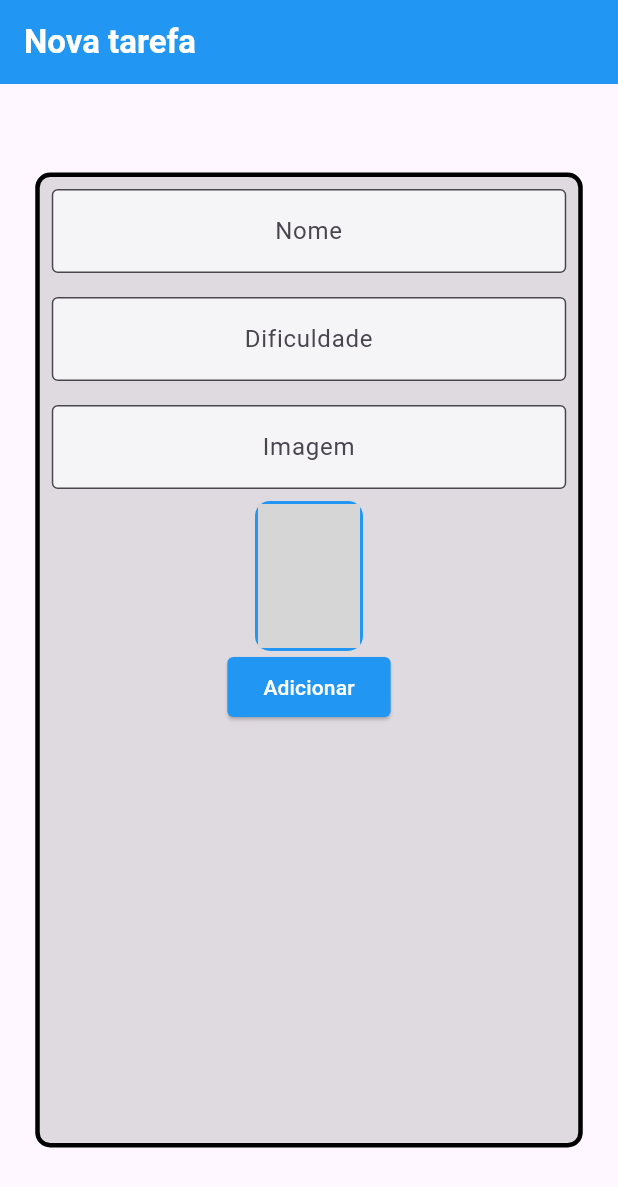
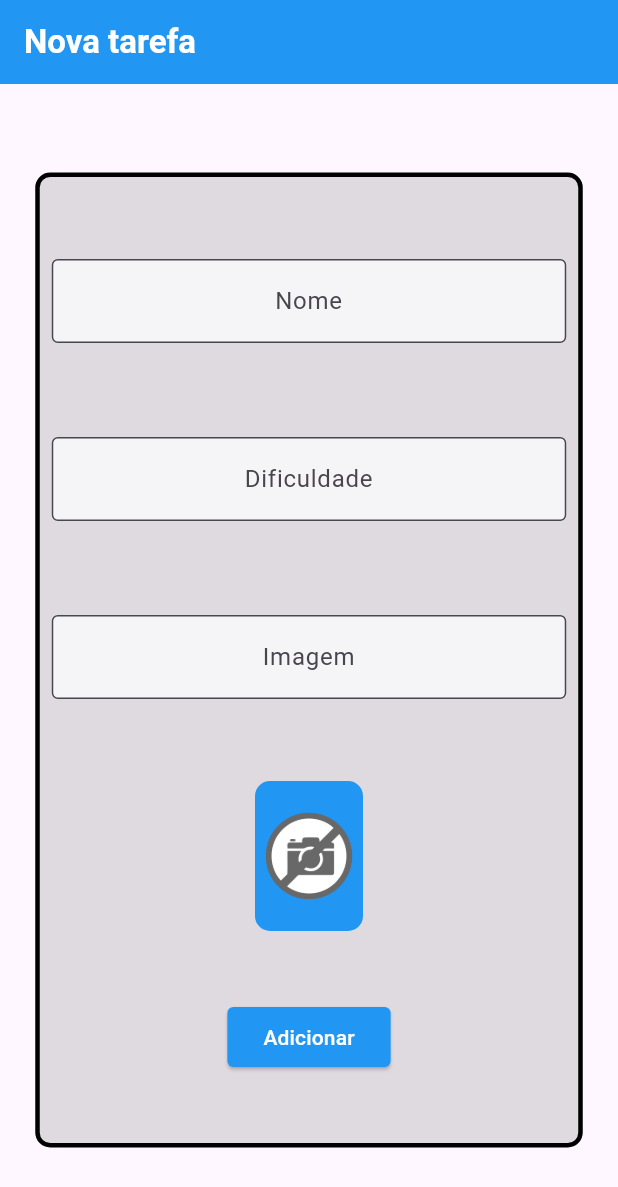
Before and after one commit to Italo61-dev/app_in_flutter, a Flutter app: the screen it shows after launch, on a phone screen of 412 x 824 dp. Shown: the top 1187 px of the screen. Run offline on Flutter 3.47's test engine with Material 3 defaults, Android fonts, the phone set to English and light mode, and no system bars; network calls fail; grey boxes are pictures that could not be loaded.

Commit message:
Update form_screen.dart

```diff
--- a/lib/screens/form_screen.dart
+++ b/lib/screens/form_screen.dart
@@ -35,6 +35,8 @@ class _FormScreenState extends State<FormScreen> {
             border: Border.all(width: 3),
           ),
           child: Column(
+            mainAxisAlignment: MainAxisAlignment.spaceEvenly,
+            crossAxisAlignment: CrossAxisAlignment.center,
             children: [
               Padding(
                 padding: const EdgeInsets.all(8.0),
@@ -95,6 +97,9 @@ class _FormScreenState extends State<FormScreen> {
                   borderRadius: BorderRadius.circular(10),
                   child: Image.network(
                     imageController.text,
+                    errorBuilder: (BuildContext context, Object exception, StackTrace? stackTrace,){
+                      return Image.asset('assets/images/nophoto.png');
+                    },
                     fit: BoxFit.cover,
 
                   ),
```
